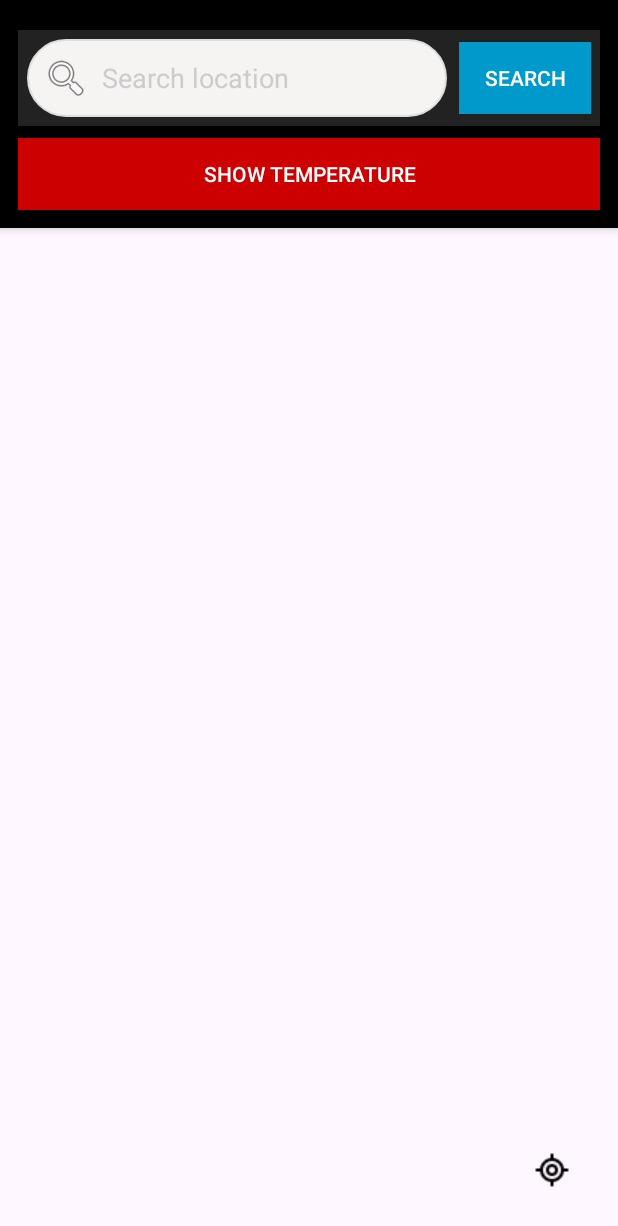
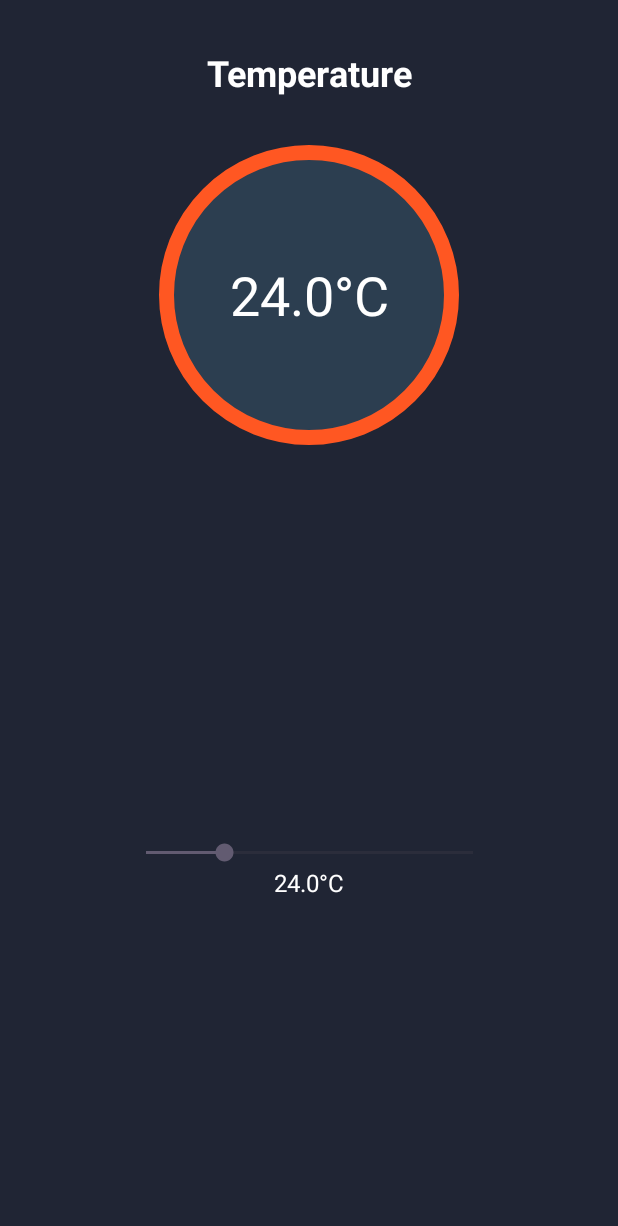
Before and after one commit to Sandaruwan720/labtest_EEI4369, an Android app: the MapActivity screen opened directly, with no data from a screen before it, after a tap on "SHOW TEMPERATURE", on a phone screen of 412 x 824 dp. Shown: the top 1226 px of the screen. Run offline under Robolectric (Android 15) with nearby library versions, the phone set to English and light mode, and no system bars.

Commit message:
create the temperature page

```diff
--- a/app/src/main/AndroidManifest.xml
+++ b/app/src/main/AndroidManifest.xml
@@ -34,6 +34,8 @@
 
         </activity>
         <activity android:name=".LoginActivity" />
+        <activity android:name=".TemperatureActivity" />
+
 
 
         <!-- Maps Activity -->
--- a/app/src/main/java/com/s23010163/sandaruwan/MapActivity.java
+++ b/app/src/main/java/com/s23010163/sandaruwan/MapActivity.java
@@ -1,6 +1,7 @@
 package com.s23010163.sandaruwan;
 
 import android.Manifest;
+import android.content.Intent;
 import android.content.pm.PackageManager;
 import android.location.Address;
 import android.location.Geocoder;
@@ -68,10 +69,11 @@ public class MapActivity extends FragmentActivity implements OnMapReadyCallback
             }
         });
 
-        // Temperature button (dummy action for now)
-        btnTemp.setOnClickListener(v ->
-                Toast.makeText(this, "Temperature feature coming soon", Toast.LENGTH_SHORT).show()
-        );
+        // Navigate to TemperatureActivity when button is clicked
+        btnTemp.setOnClickListener(v -> {
+            Intent intent = new Intent(MapActivity.this, TemperatureActivity.class);
+            startActivity(intent);
+        });
 
         // Show current location
         btnCurrentLocation.setOnClickListener(v -> showCurrentLocation());
--- a/app/src/main/java/com/s23010163/sandaruwan/TemperatureActivity.java
+++ b/app/src/main/java/com/s23010163/sandaruwan/TemperatureActivity.java
@@ -1,4 +1,86 @@
 package com.s23010163.sandaruwan;
 
-public class TemperatureActivity {
+import android.media.MediaPlayer;
+import android.os.Bundle;
+import android.widget.SeekBar;
+import android.widget.TextView;
+import android.widget.Toast;
+
+import androidx.appcompat.app.AppCompatActivity;
+
+public class TemperatureActivity extends AppCompatActivity {
+
+    private TextView tvTemperature;
+    private TextView tvSeekValue;
+    private SeekBar seekBarTemp;
+    private float currentTemp = 24f; // default
+    private MediaPlayer mediaPlayer;
+    private final float TEMP_THRESHOLD = 63.0f;
+
+    @Override
+    protected void onCreate(Bundle savedInstanceState) {
+        super.onCreate(savedInstanceState);
+        setContentView(R.layout.activity_temperatue);
+
+        // Initialize UI components
+        tvTemperature = findViewById(R.id.tvTemperature);
+        tvSeekValue = findViewById(R.id.tvSeekValue);
+        seekBarTemp = findViewById(R.id.seekBarTemp);
+
+        // Set initial values
+        tvTemperature.setText(currentTemp + "°C");
+        tvSeekValue.setText(currentTemp + "°C");
+
+        // Initialize media player
+        mediaPlayer = MediaPlayer.create(this, R.raw.warning); // warning.mp3 must exist in res/raw
+
+        // SeekBar change listener
+        seekBarTemp.setOnSeekBarChangeListener(new SeekBar.OnSeekBarChangeListener() {
+            @Override
+            public void onProgressChanged(SeekBar seekBar, int progress, boolean fromUser) {
+                currentTemp = progress;
+                String tempText = currentTemp + "°C";
+                tvTemperature.setText(tempText);
+                tvSeekValue.setText(tempText);
+
+                if (currentTemp > TEMP_THRESHOLD) {
+                    playAlertSound();
+                    Toast.makeText(TemperatureActivity.this, "Temperature too high!", Toast.LENGTH_SHORT).show();
+                } else {
+                    stopAlertSound(); // Stop immediately when temp is low
+                }
+            }
+
+            @Override
+            public void onStartTrackingTouch(SeekBar seekBar) { }
+
+            @Override
+            public void onStopTrackingTouch(SeekBar seekBar) { }
+        });
+    }
+
+    @Override
+    protected void onPause() {
+        super.onPause();
+        if (mediaPlayer != null) {
+            if (mediaPlayer.isPlaying()) {
+                mediaPlayer.stop();
+            }
+            mediaPlayer.release();
+            mediaPlayer = null;
+        }
+    }
+
+    private void playAlertSound() {
+        if (mediaPlayer != null && !mediaPlayer.isPlaying()) {
+            mediaPlayer.start();
+        }
+    }
+
+    private void stopAlertSound() {
+        if (mediaPlayer != null && mediaPlayer.isPlaying()) {
+            mediaPlayer.pause();
+            mediaPlayer.seekTo(0); // Reset sound
+        }
+    }
 }
--- /dev/null
+++ b/app/src/main/res/drawable/circle_temp_background.xml
@@ -0,0 +1,8 @@
+<?xml version="1.0" encoding="utf-8"?>
+<shape xmlns:android="http://schemas.android.com/apk/res/android"
+    android:shape="oval">
+    <solid android:color="#2C3E50" />
+    <stroke
+        android:width="10dp"
+        android:color="#FF5722" />
+</shape>
--- a/app/src/main/res/layout/activity_temperatue.xml
+++ b/app/src/main/res/layout/activity_temperatue.xml
@@ -1,6 +1,67 @@
 <?xml version="1.0" encoding="utf-8"?>
-<androidx.constraintlayout.widget.ConstraintLayout xmlns:android="http://schemas.android.com/apk/res/android"
+<androidx.constraintlayout.widget.ConstraintLayout
+    xmlns:android="http://schemas.android.com/apk/res/android"
+    xmlns:app="http://schemas.android.com/apk/res-auto"
+    android:id="@+id/temperatureLayout"
     android:layout_width="match_parent"
-    android:layout_height="match_parent">
+    android:layout_height="match_parent"
+    android:background="#202534"
+    android:padding="16dp">
+
+    <!-- Title -->
+    <TextView
+        android:id="@+id/titleTemp"
+        android:layout_width="wrap_content"
+        android:layout_height="wrap_content"
+        android:text="Temperature"
+        android:textSize="24sp"
+        android:textStyle="bold"
+        android:textColor="#FFFFFF"
+        app:layout_constraintTop_toTopOf="parent"
+        android:layout_marginTop="16dp"
+        app:layout_constraintStart_toStartOf="parent"
+        app:layout_constraintEnd_toEndOf="parent" />
+
+    <!-- Circular Temperature Display -->
+    <TextView
+        android:id="@+id/tvTemperature"
+        android:layout_width="200dp"
+        android:layout_height="200dp"
+        android:gravity="center"
+        android:text="24°C"
+        android:textSize="36sp"
+        android:textColor="#FFFFFF"
+        android:background="@drawable/circle_temp_background"
+        app:layout_constraintTop_toBottomOf="@id/titleTemp"
+        app:layout_constraintStart_toStartOf="parent"
+        app:layout_constraintEnd_toEndOf="parent"
+        android:layout_marginTop="32dp" />
+
+    <!-- SeekBar to manually set temperature -->
+    <SeekBar
+        android:id="@+id/seekBarTemp"
+        android:layout_width="250dp"
+        android:layout_height="wrap_content"
+        android:max="100"
+        android:progress="24"
+        android:layout_marginTop="280dp"
+        android:layout_marginBottom="16dp"
+        app:layout_constraintTop_toBottomOf="@id/titleTemp"
+        app:layout_constraintBottom_toBottomOf="parent"
+        app:layout_constraintStart_toStartOf="parent"
+        app:layout_constraintEnd_toEndOf="parent"
+        android:theme="@style/Widget.AppCompat.SeekBar" />
+
+    <!-- Temperature value below SeekBar -->
+    <TextView
+        android:id="@+id/tvSeekValue"
+        android:layout_width="wrap_content"
+        android:layout_height="wrap_content"
+        android:text="24°C"
+        android:textSize="16sp"
+        android:textColor="#FFFFFF"
+        app:layout_constraintTop_toBottomOf="@id/seekBarTemp"
+        app:layout_constraintStart_toStartOf="parent"
+        app:layout_constraintEnd_toEndOf="parent" />
 
 </androidx.constraintlayout.widget.ConstraintLayout>
```
Also changed, not shown: app/src/main/res/drawable/rounded_gradient_button.xml (added, +8 -0 lines), 1 other file.
